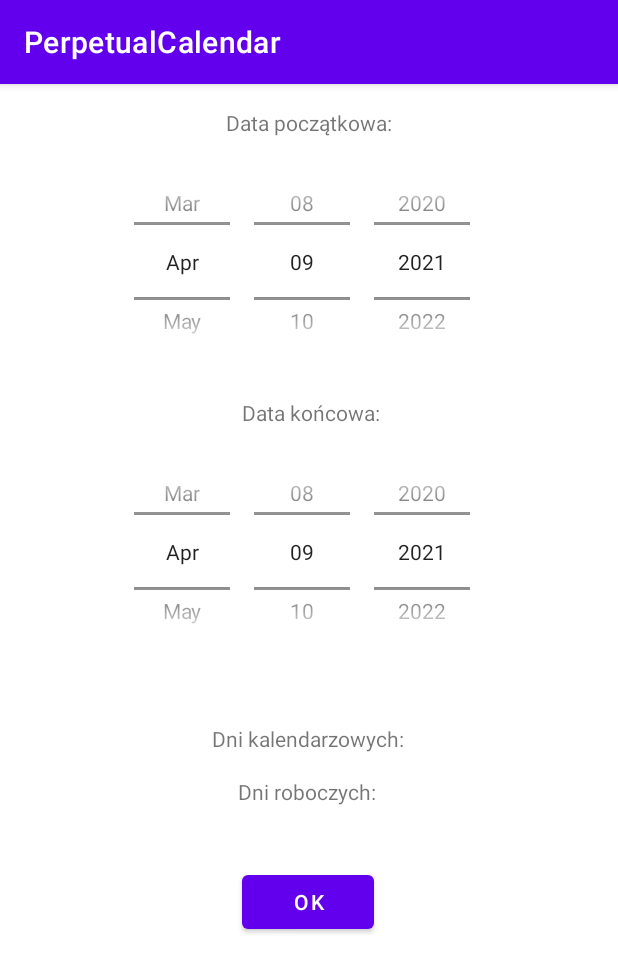
After one commit to zuznnjus/Calendar-App, an Android app: the WorkingDaysActivity screen opened directly, with no data from a screen before it, on a phone screen of 412 x 824 dp. The commit adds this screen. Shown: the top 972 px of the screen. Run offline under Robolectric (Android 15) with nearby library versions, the phone set to English and light mode, and no system bars.

```diff
--- a/src/main/AndroidManifest.xml
+++ b/src/main/AndroidManifest.xml
@@ -9,6 +9,8 @@
         android:roundIcon="@mipmap/ic_launcher_round"
         android:supportsRtl="true"
         android:theme="@style/Theme.PerpetualCalendar">
+        <activity android:name=".WorkingDaysActivity"></activity>
+        <activity android:name=".SundaysActivity" />
         <activity android:name=".MainActivity">
             <intent-filter>
                 <action android:name="android.intent.action.MAIN" />
--- /dev/null
+++ b/src/main/java/com/example/perpetualcalendar/WorkingDaysActivity.kt
@@ -0,0 +1,39 @@
+package com.example.perpetualcalendar
+
+import androidx.appcompat.app.AppCompatActivity
+import android.os.Bundle
+import android.widget.DatePicker
+import android.widget.TextView
+import java.time.LocalDate
+
+class WorkingDaysActivity : AppCompatActivity() {
+    override fun onCreate(savedInstanceState: Bundle?) {
+        super.onCreate(savedInstanceState)
+        setContentView(R.layout.activity_working_days)
+
+        var startDate: LocalDate = LocalDate.now()
+        var endDate: LocalDate = LocalDate.now()
+        val startDatePicker: DatePicker = findViewById(R.id.startDatePickerId)
+        val endDatePicker: DatePicker = findViewById(R.id.endDatePickerId)
+
+        startDatePicker.setOnDateChangedListener {_, year, monthOfYear, day ->
+            val month = monthOfYear + 1
+            startDate = LocalDate.of(year, month, day)
+            calculateWorkingDays(startDate, endDate)
+        }
+
+        endDatePicker.setOnDateChangedListener {_, year, monthOfYear, day ->
+            val month = monthOfYear + 1
+            endDate = LocalDate.of(year, month, day)
+            calculateWorkingDays(startDate, endDate)
+        }
+    }
+
+    private fun calculateWorkingDays(startDate: LocalDate, endDate: LocalDate) {
+        val textView: TextView = findViewById(R.id.calendarDaysTextId)
+
+        if (endDate.isBefore(startDate)) {
+            textView.text = "Data końcowa musi być późniejsza niż data początkowa!"
+        }
+    }
+}
--- /dev/null
+++ b/src/main/res/layout/activity_working_days.xml
@@ -0,0 +1,92 @@
+<?xml version="1.0" encoding="utf-8"?>
+<androidx.constraintlayout.widget.ConstraintLayout xmlns:android="http://schemas.android.com/apk/res/android"
+    xmlns:app="http://schemas.android.com/apk/res-auto"
+    xmlns:tools="http://schemas.android.com/tools"
+    android:layout_width="match_parent"
+    android:layout_height="match_parent"
+    tools:context=".WorkingDaysActivity">
+
+    <DatePicker
+        android:id="@+id/startDatePickerId"
+        android:layout_width="250dp"
+        android:layout_height="150dp"
+        android:layout_marginTop="8dp"
+        android:calendarViewShown="false"
+        android:datePickerMode="spinner"
+        android:soundEffectsEnabled="false"
+        app:layout_constraintEnd_toEndOf="parent"
+        app:layout_constraintHorizontal_bias="0.496"
+        app:layout_constraintStart_toStartOf="parent"
+        app:layout_constraintTop_toBottomOf="@+id/startDateTextId" />
+
+    <DatePicker
+        android:id="@+id/endDatePickerId"
+        android:layout_width="250dp"
+        android:layout_height="150dp"
+        android:layout_marginTop="8dp"
+        android:calendarViewShown="false"
+        android:datePickerMode="spinner"
+        app:layout_constraintEnd_toEndOf="parent"
+        app:layout_constraintHorizontal_bias="0.496"
+        app:layout_constraintStart_toStartOf="parent"
+        app:layout_constraintTop_toBottomOf="@+id/endDateTextId" />
+
+    <TextView
+        android:id="@+id/startDateTextId"
+        android:layout_width="wrap_content"
+        android:layout_height="wrap_content"
+        android:layout_marginTop="16dp"
+        android:text="Data początkowa:"
+        app:layout_constraintEnd_toEndOf="parent"
+        app:layout_constraintHorizontal_bias="0.501"
+        app:layout_constraintStart_toStartOf="parent"
+        app:layout_constraintTop_toTopOf="parent" />
+
+    <TextView
+        android:id="@+id/endDateTextId"
+        android:layout_width="wrap_content"
+        android:layout_height="wrap_content"
+        android:layout_marginTop="16dp"
+        android:text="Data końcowa:"
+        app:layout_constraintEnd_toEndOf="parent"
+        app:layout_constraintHorizontal_bias="0.504"
+        app:layout_constraintStart_toStartOf="parent"
+        app:layout_constraintTop_toBottomOf="@+id/startDatePickerId" />
+
+    <Button
+        android:id="@+id/button"
+        android:layout_width="wrap_content"
+        android:layout_height="wrap_content"
+        android:layout_marginTop="40dp"
+        android:layout_marginBottom="80dp"
+        android:text="Ok"
+        app:layout_constraintBottom_toBottomOf="parent"
+        app:layout_constraintEnd_toEndOf="parent"
+        app:layout_constraintHorizontal_bias="0.498"
+        app:layout_constraintStart_toStartOf="parent"
+        app:layout_constraintTop_toBottomOf="@+id/workingDaysTextId"
+        app:layout_constraintVertical_bias="0.0" />
+
+    <TextView
+        android:id="@+id/calendarDaysTextId"
+        android:layout_width="wrap_content"
+        android:layout_height="wrap_content"
+        android:layout_marginTop="40dp"
+        android:text="Dni kalendarzowych:"
+        app:layout_constraintEnd_toEndOf="parent"
+        app:layout_constraintHorizontal_bias="0.498"
+        app:layout_constraintStart_toStartOf="parent"
+        app:layout_constraintTop_toBottomOf="@+id/endDatePickerId" />
+
+    <TextView
+        android:id="@+id/workingDaysTextId"
+        android:layout_width="wrap_content"
+        android:layout_height="wrap_content"
+        android:layout_marginTop="16dp"
+        android:text="Dni roboczych:"
+        app:layout_constraintEnd_toEndOf="parent"
+        app:layout_constraintHorizontal_bias="0.495"
+        app:layout_constraintStart_toStartOf="parent"
+        app:layout_constraintTop_toBottomOf="@+id/calendarDaysTextId" />
+
+</androidx.constraintlayout.widget.ConstraintLayout>
```
Also changed, not shown: src/main/java/com/example/perpetualcalendar/MainActivity.kt (+32 -6 lines), src/main/java/com/example/perpetualcalendar/SundaysActivity.kt (added, +96 -0 lines), src/main/res/layout/activity_main.xml (+5 -3 lines), src/main/res/layout/activity_sundays.xml (added, +40 -0 lines).
